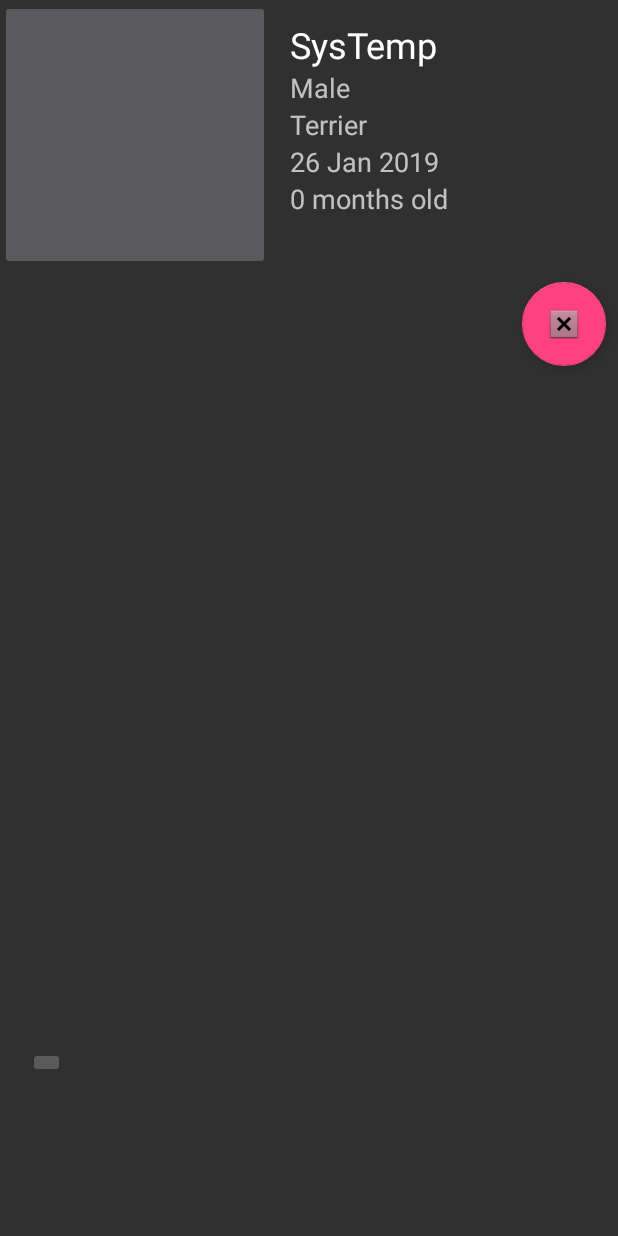
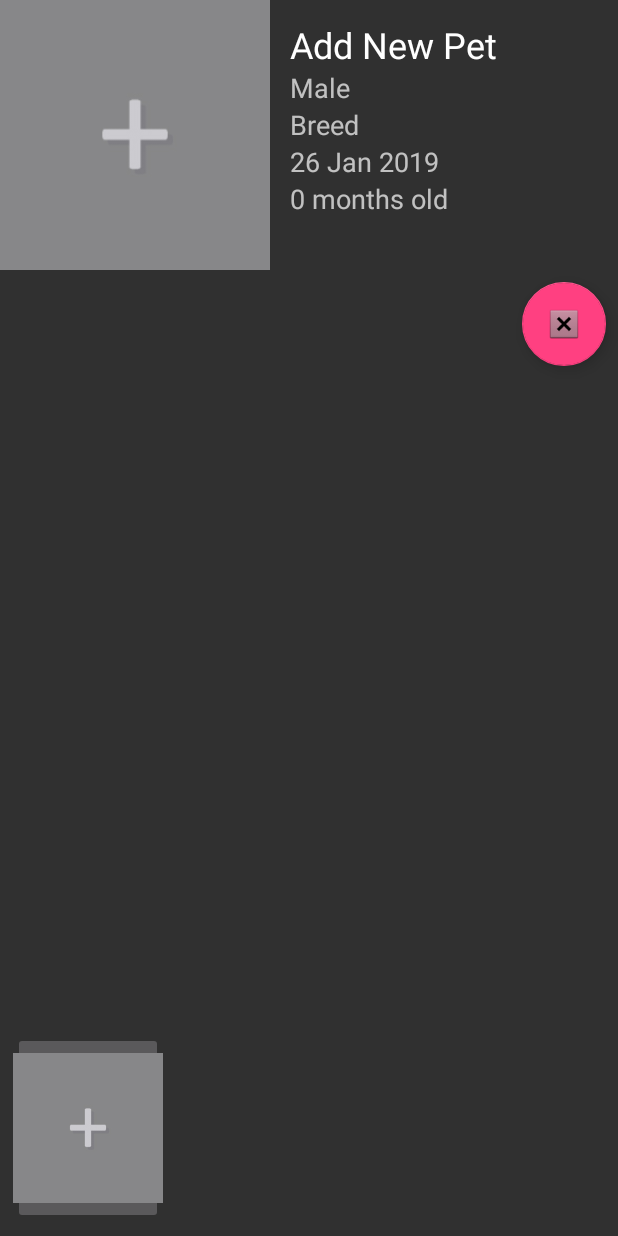
Before and after one commit to GitBusting/BorkinRoads, an Android app: the screen it shows after launch (MainActivity), after a tap on an icon or button, on a phone screen of 412 x 824 dp. Run offline under Robolectric (Android 15) with nearby library versions, the phone set to English and light mode, and no system bars.

Commit message:
Finally fixed and completed pet switching  (stable) #1.

```diff
--- a/app/src/main/java/com/bitirme/gitbusters/borkinroads/BreedDoggos.java
+++ b/app/src/main/java/com/bitirme/gitbusters/borkinroads/BreedDoggos.java
@@ -80,6 +80,9 @@ public class BreedDoggos extends AppCompatActivity {
                 } else {
                     ZonedDateTime zdt = ZonedDateTime.ofInstant(myCalendar.toInstant(), ZoneId.systemDefault());
                     Doggo newPet = new Doggo(nametext.getText().toString(), breedtext.getText().toString(), zdt, gender.isChecked() ? Doggo.gender.Male : Doggo.gender.Female);
+                    if (Doggo.doggos.get(0).getName().equals("Add New Pet")) {
+                        Doggo.doggos.remove(0);
+                    }
                     Doggo.doggos.add(newPet);
                     Toast.makeText(BreedDoggos.this, "Pet Added!", Toast.LENGTH_SHORT).show();
                     Intent i = new Intent(view.getContext(), MainActivity.class);
--- a/app/src/main/java/com/bitirme/gitbusters/borkinroads/DogButtonAdapter.java
+++ b/app/src/main/java/com/bitirme/gitbusters/borkinroads/DogButtonAdapter.java
@@ -1,16 +1,19 @@
 package com.bitirme.gitbusters.borkinroads;
 
 import android.content.Context;
+import android.content.res.Resources;
 import android.graphics.Bitmap;
 import android.graphics.BitmapFactory;
 import android.os.Environment;
 import android.support.annotation.NonNull;
+import android.support.v4.content.res.ResourcesCompat;
 import android.support.v7.widget.RecyclerView;
 import android.view.LayoutInflater;
 import android.view.View;
 import android.view.ViewGroup;
 import android.widget.ImageButton;
 
+import java.io.File;
 import java.util.List;
 
 public class DogButtonAdapter extends RecyclerView.Adapter<DogButtonAdapter.ViewHolder> {
@@ -43,12 +46,17 @@ public class DogButtonAdapter extends RecyclerView.Adapter<DogButtonAdapter.View
         BitmapFactory.Options options = new BitmapFactory.Options();
         options.inPreferredConfig = Bitmap.Config.ARGB_8888;
         try {
-            Bitmap bitmap = BitmapFactory.decodeFile(path, options);
-            holder.dog.setImageBitmap(bitmap);
+            if (new File(path).exists()) {
+                Bitmap bitmap = BitmapFactory.decodeFile(path, options);
+                holder.dog.setImageBitmap(bitmap);
+            } else {
+                Resources r = _context.getResources();
+                holder.dog.setImageDrawable(ResourcesCompat.getDrawable(r, R.drawable.plusicon, _context.getTheme()));/*
+                Bitmap b = BitmapFactory.decodeFile(_context.getExternalFilesDir(Environment.DIRECTORY_DCIM) + "/" + "SysTemp.jpg", options);
+                holder.dog.setImageBitmap(b);*/
+            }
         } catch (Exception e) {
             e.printStackTrace();
-            Bitmap b = BitmapFactory.decodeFile(_context.getExternalFilesDir(Environment.DIRECTORY_DCIM) + "/" + "SysTemp.jpg", options);
-            holder.dog.setImageBitmap(b);
         }
     }
 
--- a/app/src/main/java/com/bitirme/gitbusters/borkinroads/Doggo.java
+++ b/app/src/main/java/com/bitirme/gitbusters/borkinroads/Doggo.java
@@ -1,5 +1,6 @@
 package com.bitirme.gitbusters.borkinroads;
 
+import java.time.ZoneId;
 import java.time.ZonedDateTime;
 import java.util.ArrayList;
 
@@ -18,6 +19,9 @@ public class Doggo {
         this.breed = breed;
         this.birth_date = birth_date;
         this.sex = sex;
+        this.last_walk_date = ZonedDateTime.now(ZoneId.systemDefault());
+        this.last_bath_date = ZonedDateTime.now(ZoneId.systemDefault());
+        this.last_vet_date = ZonedDateTime.now(ZoneId.systemDefault());
     }
 
     ZonedDateTime getBirth_date() {
@@ -64,4 +68,21 @@ public class Doggo {
 
     protected enum gender {Male, Female}
 
+    public ZonedDateTime getLast_bath_date() {
+        return last_bath_date;
+    }
+
+    public void setLast_bath_date(ZonedDateTime last_bath_date) {
+        this.last_bath_date = last_bath_date;
+    }
+
+    public ZonedDateTime getLast_vet_date() {
+        return last_vet_date;
+    }
+
+    public void setLast_vet_date(ZonedDateTime last_vet_date) {
+        this.last_vet_date = last_vet_date;
+    }
+
+
 }
--- a/app/src/main/java/com/bitirme/gitbusters/borkinroads/DoggoBar.java
+++ b/app/src/main/java/com/bitirme/gitbusters/borkinroads/DoggoBar.java
@@ -4,7 +4,6 @@ import android.content.Context;
 import android.support.v7.widget.RecyclerView;
 import android.view.View;
 import android.widget.ImageButton;
-import android.widget.Toast;
 
 public class DoggoBar extends RecyclerView.ViewHolder implements View.OnClickListener {
 
@@ -22,6 +21,6 @@ public class DoggoBar extends RecyclerView.ViewHolder implements View.OnClickLis
 
     @Override
     public void onClick(View v) {
-        Toast.makeText(v.getContext(), "Item Pressed = " + String.valueOf(getAdapterPosition()), Toast.LENGTH_SHORT).show();
+        //Toast.makeText(v.getContext(), "Item Pressed = " + String.valueOf(getAdapterPosition()), Toast.LENGTH_SHORT).show();
     }
 }
--- a/app/src/main/java/com/bitirme/gitbusters/borkinroads/MainActivity.java
+++ b/app/src/main/java/com/bitirme/gitbusters/borkinroads/MainActivity.java
@@ -2,6 +2,7 @@ package com.bitirme.gitbusters.borkinroads;
 
 import android.app.Activity;
 import android.content.Intent;
+import android.content.res.Resources;
 import android.graphics.Bitmap;
 import android.graphics.BitmapFactory;
 import android.net.Uri;
@@ -11,6 +12,7 @@ import android.provider.MediaStore;
 import android.support.annotation.NonNull;
 import android.support.design.widget.FloatingActionButton;
 import android.support.design.widget.NavigationView;
+import android.support.v4.content.res.ResourcesCompat;
 import android.support.v4.view.GravityCompat;
 import android.support.v4.widget.DrawerLayout;
 import android.support.v7.app.ActionBarDrawerToggle;
@@ -87,12 +89,10 @@ public class MainActivity extends AppCompatActivity
             }
         });
         if (Doggo.doggos.size() == 0) {
-            Doggo temp = new Doggo("SysTemp", "Terrier", ZonedDateTime.now(ZoneId.systemDefault()), Doggo.gender.Male);
+            Doggo temp = new Doggo("Add New Pet", "Breed", ZonedDateTime.now(ZoneId.systemDefault()), Doggo.gender.Male);
             Doggo.doggos.add(temp);
-            currentDoggo = Doggo.doggos.get(0);
             Log.v(TAG, "did it!");
         }
-        //  TODO: Swap out TestDoggo to selected doggo
 
         currentDoggo = Doggo.doggos.get(0);
 
@@ -191,8 +191,8 @@ public class MainActivity extends AppCompatActivity
     public void onItemClick(View view, int position) {
         currentDoggo = adapter.getItem(position);
         Toast.makeText(this, "You clicked " + adapter.getItem(position) + " on row number " + position, Toast.LENGTH_SHORT).show();
-        finish();
-        startActivity(getIntent().putExtra(Intent.EXTRA_INDEX, position));
+        currentDoggo = Doggo.doggos.get(position);
+        setValues();
 
     }
 
@@ -213,13 +213,20 @@ public class MainActivity extends AppCompatActivity
     private void setImage() {
         String path = getExternalFilesDir(Environment.DIRECTORY_DCIM) + "/" + currentDoggo.getName() + ".jpg";
         try {
-            BitmapFactory.Options options = new BitmapFactory.Options();
-            options.inPreferredConfig = Bitmap.Config.ARGB_8888;
-            Bitmap bitmap = BitmapFactory.decodeFile(path, options);
-            ppbutton.setImageBitmap(bitmap);
+            File tmp = new File(path);
+            if (tmp.exists()) {
+                BitmapFactory.Options options = new BitmapFactory.Options();
+                options.inPreferredConfig = Bitmap.Config.ARGB_8888;
+                Bitmap bitmap = BitmapFactory.decodeFile(path, options);
+                ppbutton.setImageBitmap(bitmap);
+            } else {
+                Resources r = getResources();
+                ppbutton.setImageDrawable(ResourcesCompat.getDrawable(r, R.drawable.plusicon, this.getTheme()));
+            }
+
         } catch (Exception e) {
             e.printStackTrace();
-            ppbutton.setImageBitmap(BitmapFactory.decodeFile(getExternalFilesDir(Environment.DIRECTORY_DCIM) + "/" + "SysTemp.jpg"));
+            //ppbutton.setImageBitmap(BitmapFactory.decodeFile(getExternalFilesDir(Environment.DIRECTORY_DCIM) + "/" + "SysTemp.jpg"));
         }
     }
 
--- a/app/src/main/res/layout/bar_item.xml
+++ b/app/src/main/res/layout/bar_item.xml
@@ -4,11 +4,15 @@
     android:layout_width="wrap_content"
     android:layout_height="match_parent"
     android:orientation="vertical"
-    android:padding="10dp">
+    android:padding="0dp">
 
     <ImageButton
         android:id="@+id/imageButton"
-        android:layout_width="match_parent"
-        android:layout_height="wrap_content"
+        android:layout_width="100dp"
+        android:layout_height="0dp"
+        android:layout_weight="1"
+        android:cropToPadding="true"
+        android:padding="0dp"
+        android:scaleType="centerInside"
         tools:srcCompat="@tools:sample/avatars" />
 </LinearLayout>
--- a/app/src/main/res/layout/content_main.xml
+++ b/app/src/main/res/layout/content_main.xml
@@ -24,8 +24,9 @@
             android:adjustViewBounds="true"
             android:contentDescription="@string/ppofdoggo"
             android:cropToPadding="true"
+            android:padding="0dp"
             android:scaleType="centerCrop"
-            android:src="@drawable/defaultdoggoimg" />
+            android:src="@drawable/plusicon" />
 
         <Space
             android:layout_width="13dp"
--- a/app/src/main/res/menu/activity_main_drawer.xml
+++ b/app/src/main/res/menu/activity_main_drawer.xml
@@ -16,23 +16,6 @@
             android:id="@+id/nav_slideshow"
             android:icon="@drawable/ic_menu_slideshow"
             android:title="Slideshow" />
-        <item
-            android:id="@+id/nav_manage"
-            android:icon="@drawable/ic_menu_manage"
-            android:title="Tools" />
     </group>
 
-    <item android:title="Communicate">
-        <menu>
-            <item
-                android:id="@+id/nav_share"
-                android:icon="@drawable/ic_menu_share"
-                android:title="Share" />
-            <item
-                android:id="@+id/nav_send"
-                android:icon="@drawable/ic_menu_send"
-                android:title="Send" />
-        </menu>
-    </item>
-
 </menu>
--- a/app/src/main/res/values/strings.xml
+++ b/app/src/main/res/values/strings.xml
@@ -10,8 +10,8 @@
     <string name="female">Female</string>
     <string name="navigation_drawer_open">Open navigation drawer</string>
     <string name="navigation_drawer_close">Close navigation drawer</string>
-    <string name="nav_header_title">Android Studio</string>
-    <string name="nav_header_subtitle">android.studio@android.com</string>
+    <string name="nav_header_title">BorkinRoads</string>
+    <string name="nav_header_subtitle">GitBusters: https://github.com/GitBusting/</string>
     <string name="nav_header_desc">Navigation header</string>
     <string name="action_settings">Settings</string>
     <string name="title_activity_main">MainActivity</string>
```
Also changed, not shown: app/src/main/res/drawable/defaultdoggoimg.png (deleted), app/src/main/res/drawable/plusicon.jpg (added).
